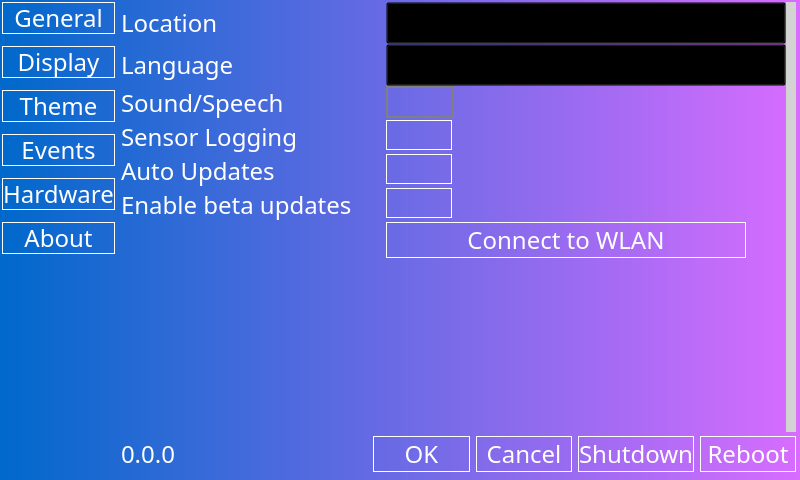
This is src/waqd/ui/qt/options.ui in goszpeti/weather_air_quality_device as Qt 5 draws it before an edit. The edited form follows.
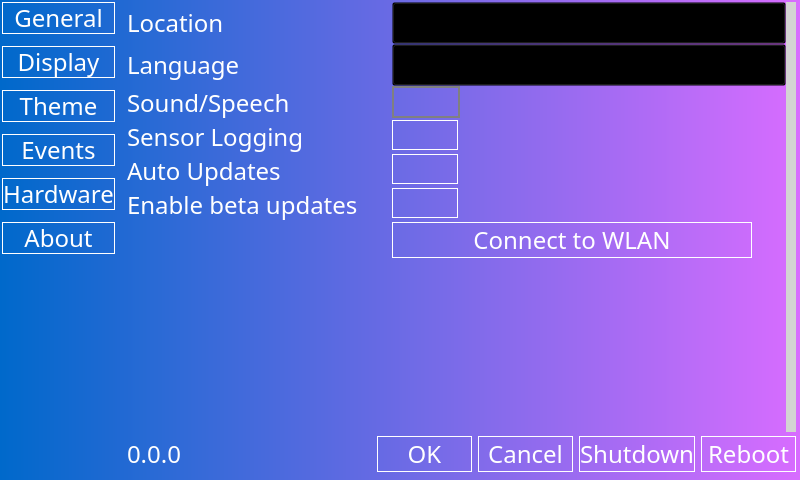
This is the edited form. The open tabs and pages were chosen to show the change. Custom widgets are drawn as their Qt base class.

Commit message: * Add logo for wifi-connect * Add remote waqd feature for headless support * Update the waqd hosted website to nice webpage * Use units with pint * Option menu works again but still WIP * Normalize font scaling to 1 as max * Touch wakeup calls irectly to Energy comp * Fix some gui realtes crashes * Compile uic files only with debug flag * Assests can now be referenced with their name too (no toc needed) * Headless mode does not import Qt5 * Fix sensor logging for dev setup * Extend Network functionality and handling of errors and gui response

```diff
--- a/src/waqd/ui/qt/options.ui
+++ b/src/waqd/ui/qt/options.ui
@@ -310,6 +310,9 @@
        <property name="spacing">
         <number>0</number>
        </property>
+       <property name="leftMargin">
+        <number>6</number>
+       </property>
        <item>
         <widget class="QStackedWidget" name="page_stacked_widget">
          <property name="maximumSize">
@@ -367,8 +370,8 @@
                <rect>
                 <x>0</x>
                 <y>0</y>
-                <width>660</width>
-                <height>429</height>
+                <width>252</width>
+                <height>392</height>
                </rect>
               </property>
               <layout class="QVBoxLayout" name="verticalLayout_3">
```
Left out of the diff: 18 changed lines with no effect on the pictures. The commit also changes 42 other files.
